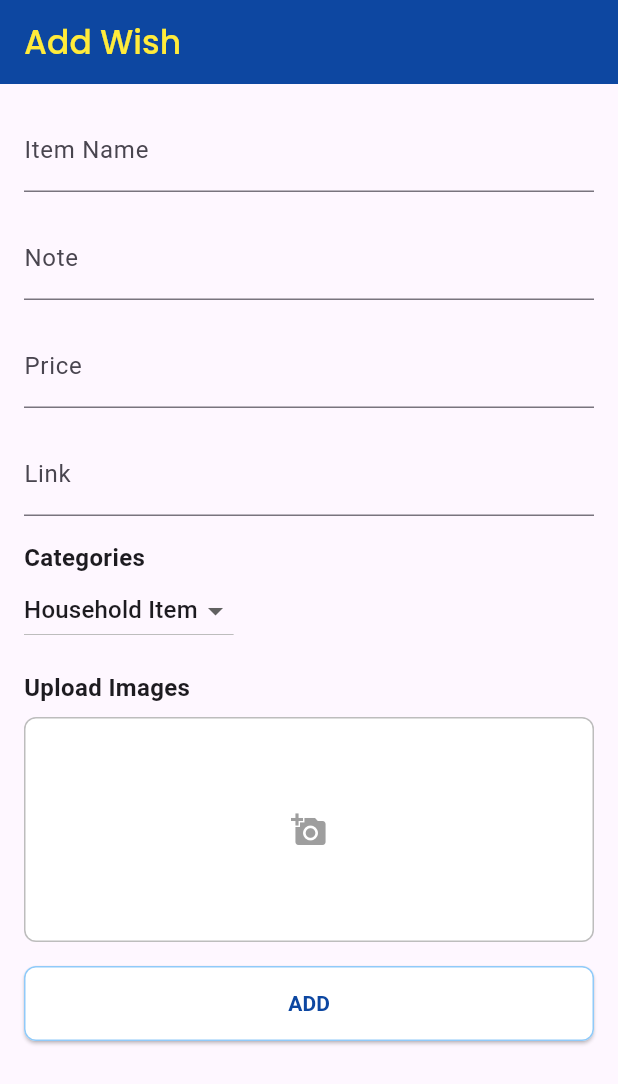
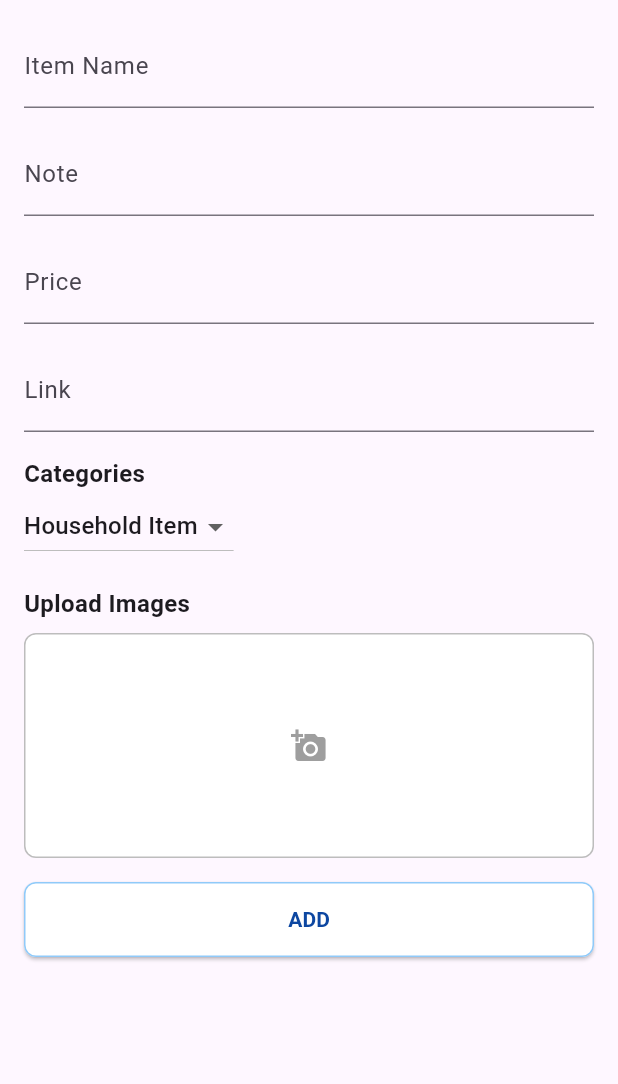
Before and after one commit to jasmrntha/tekber-fp, a Flutter app: the AddItem screen opened directly, on a phone screen of 412 x 824 dp. Shown: the top 1084 px of the screen. Run offline on Flutter 3.47's test engine with Material 3 defaults, Android fonts, the phone set to English and light mode, and no system bars; our stand-ins replace image_picker; missing offline and left inert: dart:html.

Commit message:
fix conflict

```diff
--- a/lib/screens/add_screen.dart
+++ b/lib/screens/add_screen.dart
@@ -77,15 +77,6 @@ class _AddItemState extends State<AddItem> {
   @override
   Widget build(BuildContext context) {
     return Scaffold(
-      appBar: AppBar(
-        title: const Text('Add Wish',
-            style: TextStyle(
-              fontFamily: 'Poppins',
-              color: Colors.yellow,
-            )),
-        backgroundColor: Colors.blue[900],
-        elevation: 0,
-      ),
       body: SingleChildScrollView(
         child: Padding(
           padding: const EdgeInsets.all(16.0),
--- a/lib/screens/home_screen.dart
+++ b/lib/screens/home_screen.dart
@@ -1,3 +1,4 @@
+import 'package:final_project_2/screens/add_screen.dart';
 import 'package:flutter/material.dart';
 import 'package:final_project_2/screens/detail_screen.dart';
 import 'package:final_project_2/models/wish_item.dart';
@@ -105,7 +106,7 @@ class _HomeScreenState extends State<HomeScreen> {
           _currentIndex == 0
               ? 'Your Wish' // Judul untuk tab Home
               : _currentIndex == 1
-                  ? 'Add' // Judul untuk tab Add (jika ada)
+                  ? 'Add Wish' // Judul untuk tab Add (jika ada)
                   : 'Profile', // Judul untuk tab Profile
           style: TextStyle(color: Colors.yellow, fontFamily: 'Poppins'),
         ),
@@ -287,7 +288,7 @@ class _HomeScreenState extends State<HomeScreen> {
             ],
           ),
           // Halaman Add
-          Placeholder(),
+          AddItem(),
           // Halaman Profile
           ProfileScreen(),
         ],
```
Also changed, not shown: lib/main.dart (+40 -40 lines).
